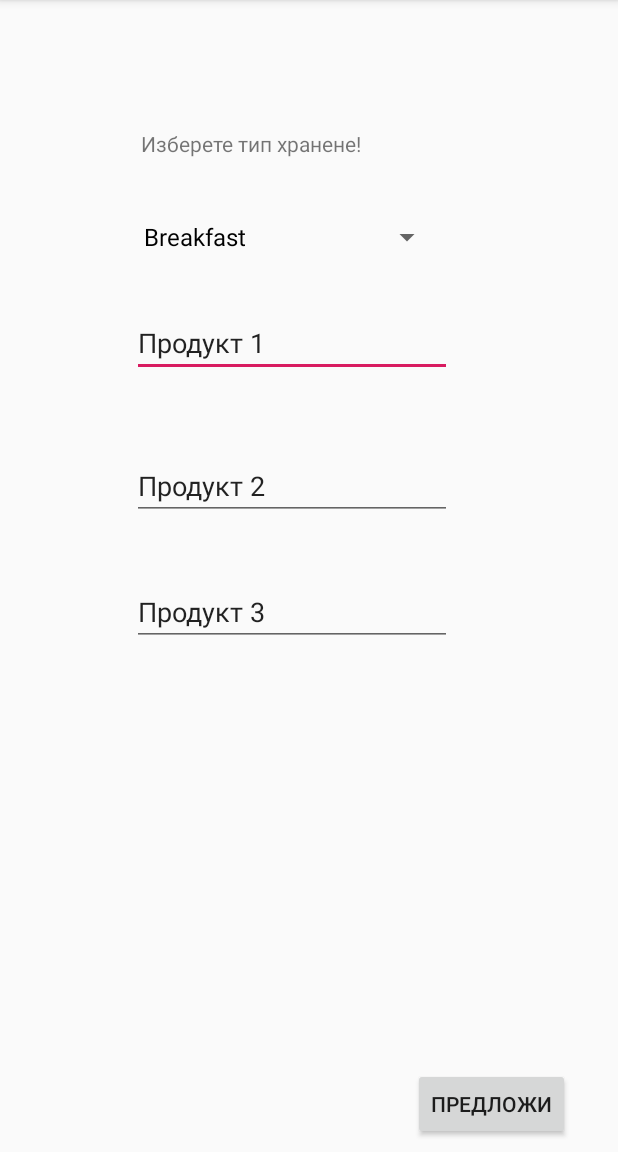
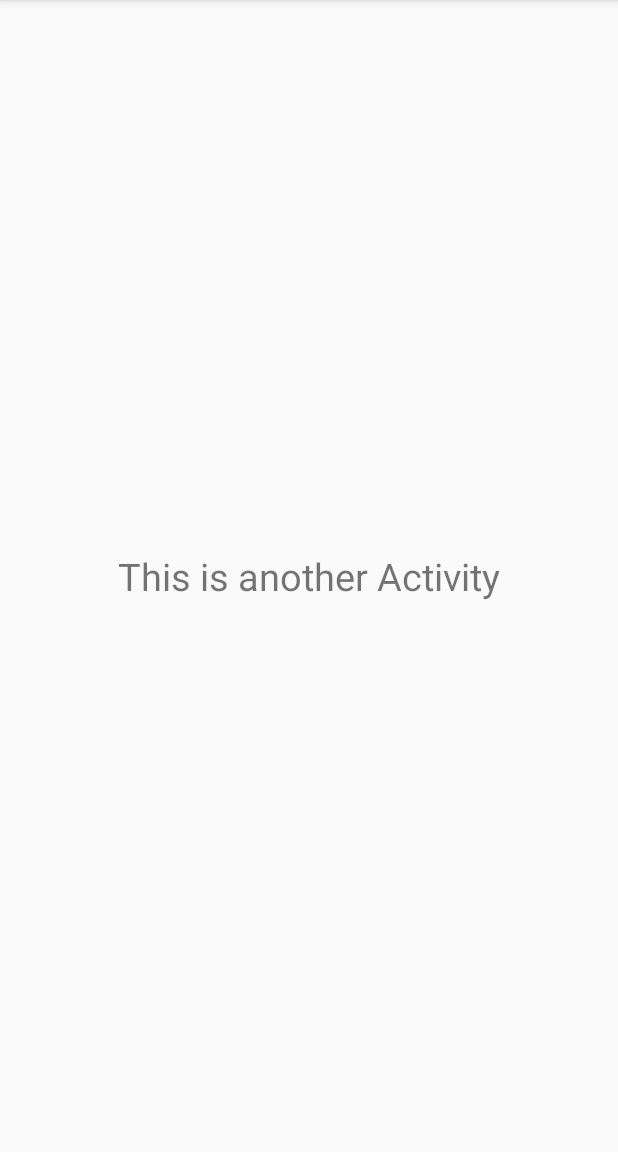
Before and after one commit to AneliaBlagoeva/AndroidReciepeRecommender, an Android app: the screen it shows after launch (MainActivity before the commit, ResultActivity after it), after a tap on "ПРЕДЛОЖИ", on a phone screen of 412 x 824 dp, the part 84-1236 px from its top. Run offline under Robolectric (Android 15) with nearby library versions, the phone set to English and light mode, and no system bars; network calls fail; 5 statements that could not run were skipped.

Commit message:
Added result view.

```diff
--- a/app/src/main/AndroidManifest.xml
+++ b/app/src/main/AndroidManifest.xml
@@ -16,6 +16,9 @@
                 <category android:name="android.intent.category.LAUNCHER"/>
             </intent-filter>
         </activity>
+
+        <activity android:name=".ResultActivity">
+        </activity>
     </application>
 
 </manifest>
--- a/app/src/main/java/com/example/reciepereccomender/MainActivity.kt
+++ b/app/src/main/java/com/example/reciepereccomender/MainActivity.kt
@@ -1,5 +1,6 @@
 package com.example.reciepereccomender
 
+import android.content.Intent
 import android.support.v7.app.AppCompatActivity
 import android.os.Bundle
 import android.widget.Spinner
@@ -63,15 +64,24 @@ class MainActivity : AppCompatActivity() {
             c.setIngredientTheree(mEdit3);
             c.setType((findViewById(R.id.spinner) as Spinner).getSelectedItem().toString());
 
-        showData(c);
+
+        var data=showData(c);
+        val intent = Intent(this, ResultActivity::class.java)
+
+
+        intent.putExtra("result", data.toString());
+        // start your next activity
+        startActivity(intent)
     }
 
-    private fun showData(c:Controller) {
+    private fun showData(c:Controller) : StringBuffer {
         val list = dbHelper!!.getMeals(c);
         val data = StringBuffer()
         for (i in list.indices) {
             val emp = list.get(i)
             data.append(emp.getId()).append(",")
         }
+
+        return data;
     }
 }
--- /dev/null
+++ b/app/src/main/java/com/example/reciepereccomender/ResultActivity.kt
@@ -0,0 +1,18 @@
+package com.example.reciepereccomender
+
+import android.os.Bundle
+import android.support.v7.app.AppCompatActivity
+
+class ResultActivity : AppCompatActivity() {
+
+    override fun onCreate(savedInstanceState: Bundle?) {
+        super.onCreate(savedInstanceState)
+        setContentView(R.layout.result_view)
+
+        val extras = intent.extras
+        if (extras != null) {
+            val value = extras.getString("result")
+            //The key argument here must match that used in the other activity
+        }
+    }
+}
--- /dev/null
+++ b/app/src/main/res/layout/result_view.xml
@@ -0,0 +1,24 @@
+<?xml version="1.0" encoding="utf-8"?>
+<android.support.constraint.ConstraintLayout xmlns:android="http://schemas.android.com/apk/res/android"
+                                             android:layout_width="match_parent"
+                                             android:layout_height="match_parent">
+
+
+    <LinearLayout xmlns:android="http://schemas.android.com/apk/res/android"
+                  xmlns:tools="http://schemas.android.com/tools"
+                  android:orientation="vertical"
+                  android:gravity="center"
+                  android:layout_width="match_parent"
+                  android:layout_height="match_parent"
+                  tools:context=".AnotherActivity">
+
+        <TextView
+                android:text="This is another Activity"
+                android:textSize="25sp"
+                android:padding="20sp"
+                android:layout_width="wrap_content"
+                android:layout_height="wrap_content" />
+
+    </LinearLayout>
+
+</android.support.constraint.ConstraintLayout>
```
